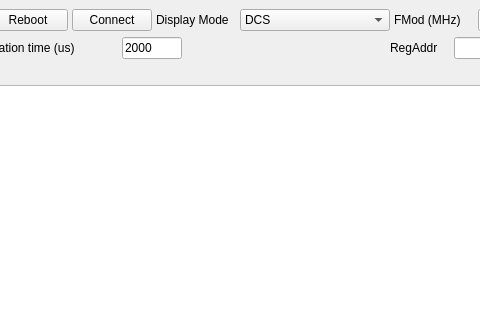
First picture: the form in mainwindow.ui, repository Deep-In-Sight/SonyTOF_client, before the edit; both pictures show x 209 to 689 and y 0 to 320 of the 1054 by 857 pixel window.
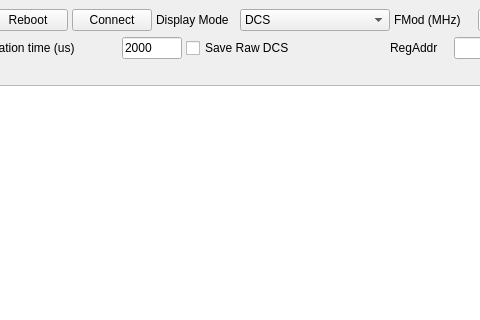
Second picture: the form after the edit.

Commit message: add Save raw checkbox

```diff
--- a/mainwindow.ui
+++ b/mainwindow.ui
@@ -429,6 +429,13 @@
             </property>
            </widget>
           </item>
+          <item>
+           <widget class="QCheckBox" name="checkBox_saveRaw">
+            <property name="text">
+             <string>Save Raw DCS</string>
+            </property>
+           </widget>
+          </item>
           <item>
            <spacer name="horizontalSpacer_2">
             <property name="orientation">
```
The commit also changes 4 other files.
